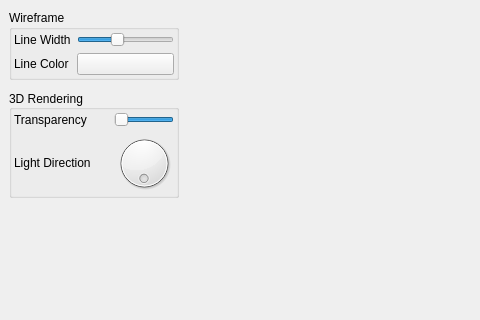
The window that ui/AthenaMainWindow.ui (lcbb/athena) describes before a commit, drawn with Qt 5; both pictures show x 0 to 480 and y 252 to 572 of the 789 by 572 pixel window.
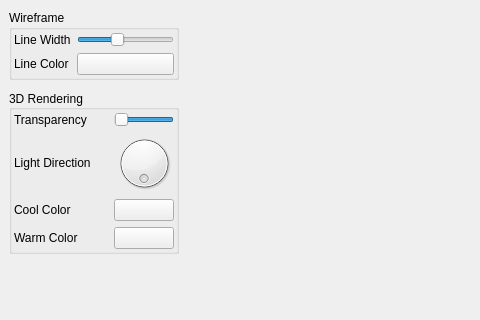
The same window after the commit. The open tabs and pages were chosen to show the change. Custom widgets are drawn as their Qt base class.

Commit message: More color controls

Patch:
```diff
--- a/ui/AthenaMainWindow.ui
+++ b/ui/AthenaMainWindow.ui
@@ -238,7 +238,7 @@
              <enum>QFrame::NoFrame</enum>
             </property>
             <property name="currentIndex">
-             <number>0</number>
+             <number>1</number>
             </property>
             <widget class="QWidget" name="controls_2D">
              <property name="sizePolicy">
@@ -392,7 +392,7 @@
                 <property name="flat">
                  <bool>true</bool>
                 </property>
-                <layout class="QGridLayout" name="gridLayout_4" rowstretch="0,0,0" columnstretch="0,0" columnminimumwidth="0,0">
+                <layout class="QGridLayout" name="gridLayout_4" rowstretch="0,0,0,0,0" columnstretch="0,0" columnminimumwidth="0,0">
                  <property name="sizeConstraint">
                   <enum>QLayout::SetDefaultConstraint</enum>
                  </property>
@@ -439,13 +439,6 @@
                    </property>
                   </widget>
                  </item>
-                 <item row="0" column="0">
-                  <widget class="QLabel" name="label_4">
-                   <property name="text">
-                    <string>Transparency</string>
-                   </property>
-                  </widget>
-                 </item>
                  <item row="1" column="0" rowspan="2">
                   <widget class="QLabel" name="label_14">
                    <property name="text">
@@ -453,6 +446,13 @@
                    </property>
                   </widget>
                  </item>
+                 <item row="3" column="1">
+                  <widget class="ColorButton" name="coolColorButton">
+                   <property name="text">
+                    <string/>
+                   </property>
+                  </widget>
+                 </item>
                  <item row="1" column="1" rowspan="2">
                   <widget class="QDial" name="lightDial">
                    <property name="sizePolicy">
@@ -499,6 +499,34 @@
                    </property>
                   </widget>
                  </item>
+                 <item row="0" column="0">
+                  <widget class="QLabel" name="label_4">
+                   <property name="text">
+                    <string>Transparency</string>
+                   </property>
+                  </widget>
+                 </item>
+                 <item row="4" column="1">
+                  <widget class="ColorButton" name="warmColorButton">
+                   <property name="text">
+                    <string/>
+                   </property>
+                  </widget>
+                 </item>
+                 <item row="3" column="0">
+                  <widget class="QLabel" name="label_8">
+                   <property name="text">
+                    <string>Cool Color</string>
+                   </property>
+                  </widget>
+                 </item>
+                 <item row="4" column="0">
+                  <widget class="QLabel" name="label_12">
+                   <property name="text">
+                    <string>Warm Color</string>
+                   </property>
+                  </widget>
+                 </item>
                 </layout>
                </widget>
               </item>
```
The commit also changes 3 other files.
